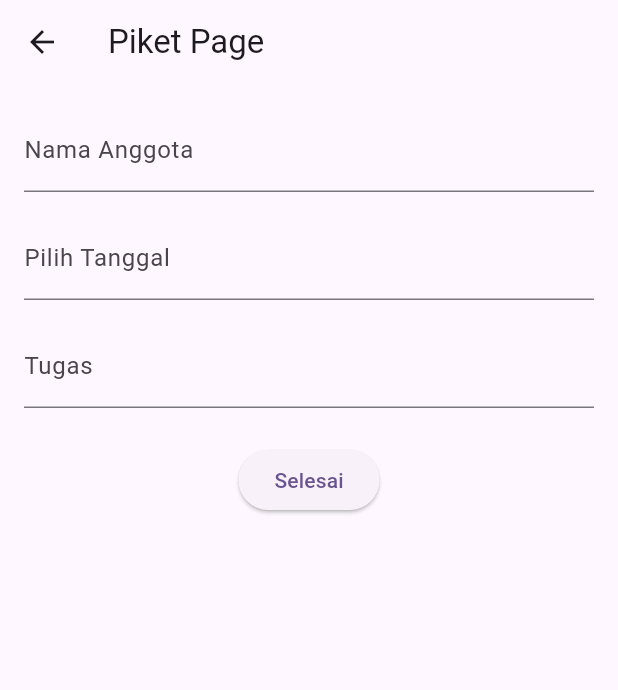
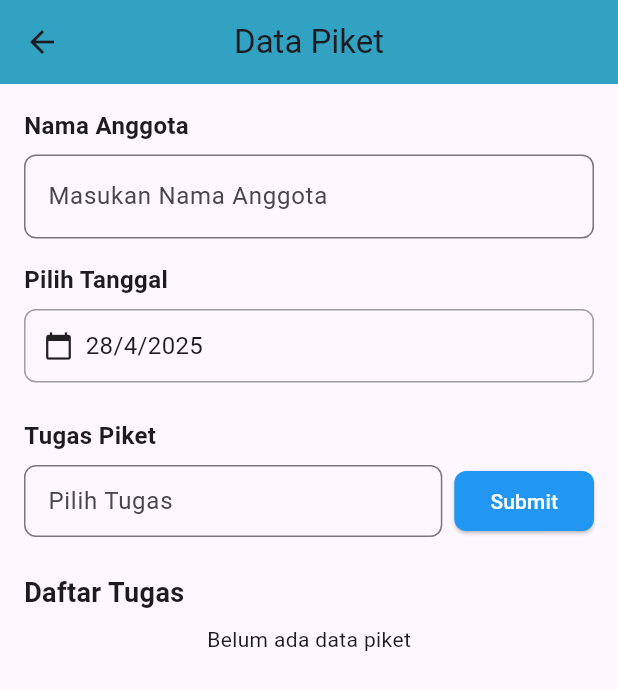
Before and after one commit to khaiqalsatrio/20220140115_UCP1_Flutter, a Flutter app: the PiketPage screen opened by its route, on a phone screen of 412 x 824 dp. Shown: the top 690 px of the screen. Run offline on Flutter 3.47's test engine with Material 3 defaults, Android fonts, the light colour scheme and no system bars.

Commit message:
update piket page

```diff
--- a/lib/presentation/piket_page.dart
+++ b/lib/presentation/piket_page.dart
@@ -9,105 +9,147 @@ class PiketPage extends StatefulWidget {
 
 class _PiketPageState extends State<PiketPage> {
   final TextEditingController namaController = TextEditingController();
-  final TextEditingController tanggalController = TextEditingController();
   final TextEditingController tugasController = TextEditingController();
+  DateTime selectedDate = DateTime.now();
+  List<Map<String, String>> piketList = [];
 
-  final _formKey = GlobalKey<FormState>();
+  Future<void> _selectedDate(BuildContext context) async {
+    final DateTime? picked = await showDatePicker(
+      context: context,
+      initialDate: selectedDate,
+      firstDate: DateTime(2020),
+      lastDate: DateTime(2100),
+    );
+    if (picked != null && picked != selectedDate) {
+      setState(() {
+        selectedDate = picked;
+      });
+    }
+  }
 
   @override
   Widget build(BuildContext context) {
     return Scaffold(
-      appBar: AppBar(title: const Text('Piket Page')),
-      body: Padding(
+      appBar: AppBar(
+        title: const Text('Data Piket'),
+        centerTitle: true,
+        backgroundColor: const Color.fromARGB(255, 49, 162, 194),
+      ),
+      body: SingleChildScrollView(
         padding: const EdgeInsets.all(16),
-        child: Form(
-          key: _formKey,
         child: Column(
+          crossAxisAlignment: CrossAxisAlignment.start,
           children: [
+            const Text(
+              'Nama Anggota',
+              style: TextStyle(fontWeight: FontWeight.bold, fontSize: 16),
+            ),
+            const SizedBox(height: 8),
             TextFormField(
               controller: namaController,
-                decoration: const InputDecoration(labelText: 'Nama Anggota'),
-                validator: (value) {
-                  if (value == null || value.isEmpty) {
-                    return 'Silakan masukkan nama';
-                  }
-                  return null;
-                },
+              decoration: InputDecoration(
+                hintText: 'Masukan Nama Anggota',
+                border: OutlineInputBorder(
+                  borderRadius: BorderRadius.circular(8),
+                ),
+              ),
             ),
             const SizedBox(height: 16),
-              TextFormField(
-                controller: tanggalController,
-                decoration: const InputDecoration(labelText: 'Pilih Tanggal'),
-                validator: (value) {
-                  if (value == null || value.isEmpty) {
-                    return 'Silakan masukkan tanggal';
-                  }
-                  return null;
-                },
+            const Text(
+              'Pilih Tanggal',
+              style: TextStyle(fontWeight: FontWeight.bold, fontSize: 16),
             ),
-              const SizedBox(height: 16),
-              TextFormField(
-                controller: tugasController,
-                decoration: const InputDecoration(labelText: 'Tugas'),
-                validator: (value) {
-                  if (value == null || value.isEmpty) {
-                    return 'Silakan masukkan tugas';
-                  }
-                  return null;
-                },
+            const SizedBox(height: 8),
+            InkWell(
+              onTap: () => _selectedDate(context),
+              child: Container(
+                padding: const EdgeInsets.all(12),
+                decoration: BoxDecoration(
+                  border: Border.all(color: Colors.grey),
+                  borderRadius: BorderRadius.circular(8),
                 ),
-              const SizedBox(height: 24),
-              ElevatedButton(
-                onPressed: () {
-                  if (_formKey.currentState!.validate()) {
-                    Navigator.push(
-                      context,
-                      MaterialPageRoute(
-                        builder:
-                            (context) => DetailPiketPage(
-                              namaAnggota: namaController.text,
-                              tanggal: tanggalController.text,
-                              tugas: tugasController.text,
-                            ),
-                      ),
-                    );
-                  }
-                },
-                child: const Text('Selesai'),
+                child: Row(
+                  children: [
+                    const Icon(Icons.calendar_today, size: 20),
+                    const SizedBox(width: 8),
+                    Text(
+                      '${selectedDate.day}/${selectedDate.month}/${selectedDate.year}',
+                      style: const TextStyle(fontSize: 16),
                     ),
                   ],
                 ),
               ),
             ),
+            const SizedBox(height: 24),
+            const Text(
+              'Tugas Piket',
+              style: TextStyle(fontWeight: FontWeight.bold, fontSize: 16),
+            ),
+            const SizedBox(height: 8),
+            Row(
+              children: [
+                Expanded(
+                  child: TextFormField(
+                    controller: tugasController,
+                    decoration: InputDecoration(
+                      hintText: 'Pilih Tugas',
+                      border: OutlineInputBorder(
+                        borderRadius: BorderRadius.circular(8),
+                      ),
+                      contentPadding: const EdgeInsets.symmetric(
+                        horizontal: 12,
+                      ),
+                    ),
+                  ),
+                ),
+                const SizedBox(width: 8),
+                ElevatedButton(
+                  onPressed: () {
+                    if (tugasController.text.isNotEmpty) {
+                      setState(() {
+                        piketList.add({
+                          'tugas': tugasController.text,
+                          'tanggal':
+                              '${selectedDate.day}/${selectedDate.month}/${selectedDate.year}',
+                          'nama': namaController.text,
+                        });
+                      });
+                      tugasController.clear();
+                    }
+                  },
+                  style: ElevatedButton.styleFrom(
+                    backgroundColor: Colors.blue,
+                    foregroundColor: Colors.white,
+                    shape: RoundedRectangleBorder(
+                      borderRadius: BorderRadius.circular(8),
+                    ),
+                  ),
+                  child: const Text('Submit'),
+                ),
+              ],
+            ),
+            const SizedBox(height: 24),
+            const Text(
+              'Daftar Tugas',
+              style: TextStyle(fontWeight: FontWeight.bold, fontSize: 18),
+            ),
+            const SizedBox(height: 8),
+            piketList.isNotEmpty
+                ? Column(
+                  children:
+                      piketList.map((piket) {
+                        return Card(
+                          margin: const EdgeInsets.only(bottom: 8),
+                          child: ListTile(
+                            title: Text(piket['tugas']!),
+                            subtitle: Text(
+                              '${piket['nama']} - ${piket['tanggal']}',
+                            ),
+                          ),
                         );
-  }
-}
-
-// Tambahkan ini sebagai placeholder jika belum ada:
-class DetailPiketPage extends StatelessWidget {
-  final String namaAnggota;
-  final String tanggal;
-  final String tugas;
-
-  const DetailPiketPage({
-    super.key,
-    required this.namaAnggota,
-    required this.tanggal,
-    required this.tugas,
-  });
-
-  @override
-  Widget build(BuildContext context) {
-    return Scaffold(
-      appBar: AppBar(title: const Text('Detail Piket')),
-      body: Padding(
-        padding: const EdgeInsets.all(16),
-        child: Column(
-          crossAxisAlignment: CrossAxisAlignment.start,
-          children: [
-            Text('Nama: $namaAnggota'),
-            Text('Tanggal: $tanggal'),
-            Text('Tugas: $tugas'),
+                      }).toList(),
+                )
+                : const Center(child: Text('Belum ada data piket')),
           ],
         ),
       ),
```
Lines whose indentation alone changed are shown as unchanged.
